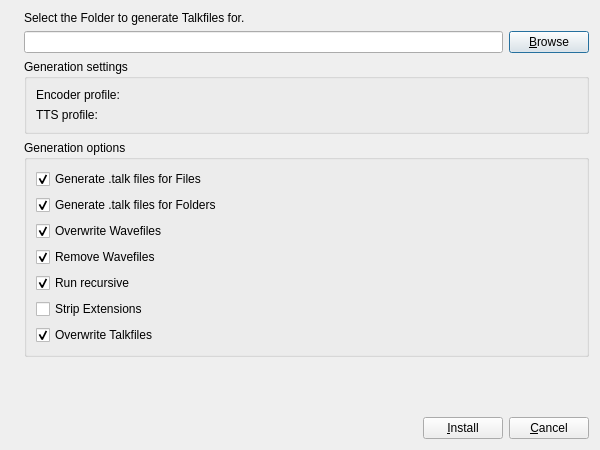
Old version of the form rbutil/rbutilqt/installtalkfrm.ui in the repository Rockbox-Chinese-Community/Rockbox-RCC.
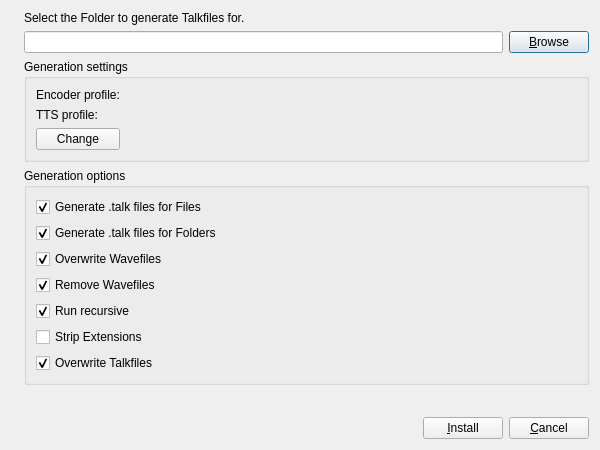
New version of the form. Icons and pictures are not drawn.

Commit message: rbutil: added a button into talkfile dialog, to directly jump to config of tts and enc.

What changed in the file:
```diff
--- a/rbutil/rbutilqt/installtalkfrm.ui
+++ b/rbutil/rbutilqt/installtalkfrm.ui
@@ -69,6 +69,32 @@
         </property>
        </widget>
       </item>
+      <item row="2" column="0" >
+       <widget class="QPushButton" name="change" >
+        <property name="sizePolicy" >
+         <sizepolicy vsizetype="Minimum" hsizetype="Minimum" >
+          <horstretch>0</horstretch>
+          <verstretch>0</verstretch>
+         </sizepolicy>
+        </property>
+        <property name="text" >
+         <string>Change</string>
+        </property>
+       </widget>
+      </item>
+      <item row="2" column="1" >
+       <spacer>
+        <property name="orientation" >
+         <enum>Qt::Horizontal</enum>
+        </property>
+        <property name="sizeHint" >
+         <size>
+          <width>40</width>
+          <height>20</height>
+         </size>
+        </property>
+       </spacer>
+      </item>
      </layout>
     </widget>
    </item>
```
Left out of the diff: 14 changed lines with no effect on the pictures. The commit also changes 5 other files.
